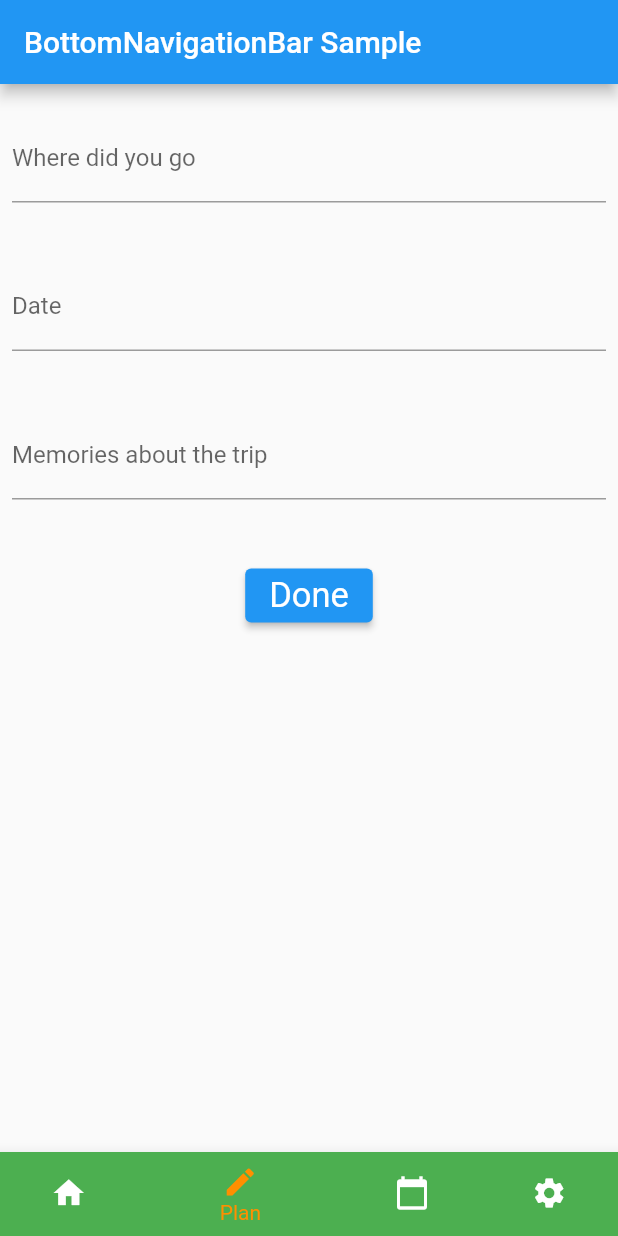
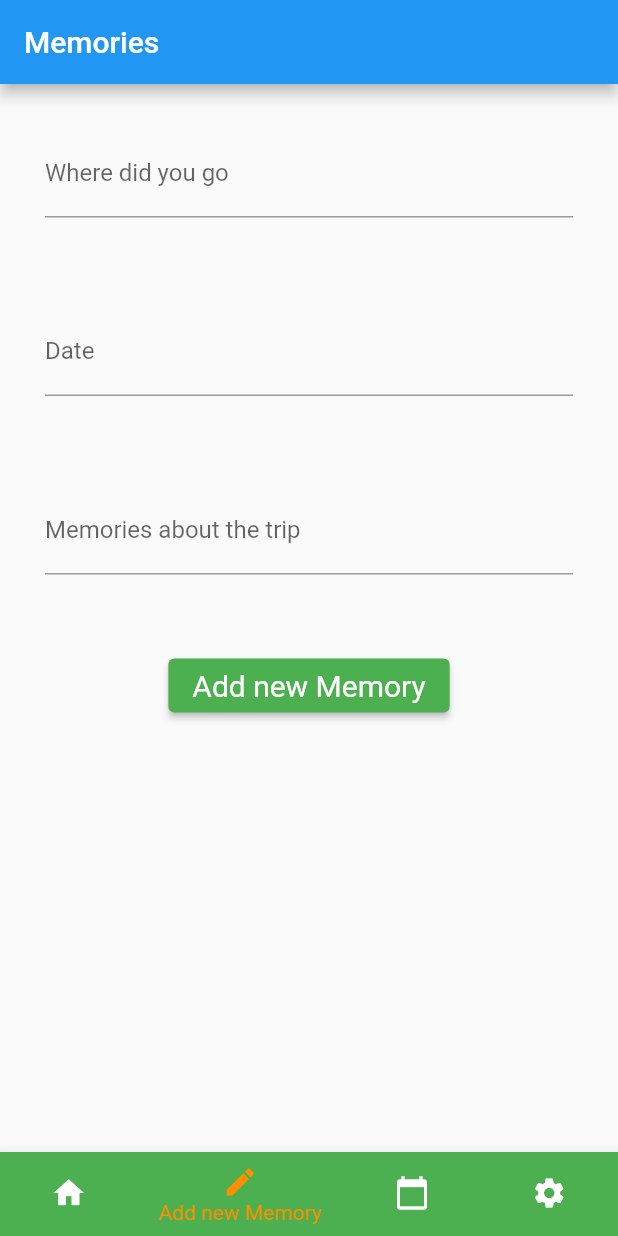
Before and after one commit to LulakshiHettiarachchi/MemoSnap---Flutter, a Flutter app: the screen it shows once a user with an empty profile is signed in, item 2 of the bottom bar chosen, on a phone screen of 412 x 824 dp. Run offline on Flutter 3.47's test engine with Material 2 defaults, Android fonts, the phone set to English and light mode, and no system bars; our stand-ins replace cloud_firestore, firebase_auth, firebase_core, google_sign_in, shared_preferences; missing offline and left inert: dart:html, dart:js; accounts and stored records are empty; network calls fail.

Commit message:
insert,read,delete done

```diff
--- a/my_app/lib/home.dart
+++ b/my_app/lib/home.dart
@@ -211,12 +211,14 @@ import 'myHome.dart';
 import 'newMemory.dart';
 import 'package:firebase_auth/firebase_auth.dart';
 import 'log_out.dart';
+import 'my_memory.dart';
+//import 'globals.dart';
 //void main() => runApp(const MyApp());
 
 class MyApp extends StatelessWidget {
   const MyApp({super.key});
 
-  static const String _title = 'Tour2Do';
+  static const String _title = 'Memories';
 
   @override
   Widget build(BuildContext context) {
@@ -239,12 +241,9 @@ class _MyStatefulWidgetState extends State<MyStatefulWidget> {
   static const TextStyle optionStyle =
       TextStyle(fontSize: 30, fontWeight: FontWeight.bold);
   static final List<Widget> _widgetOptions = <Widget>[
-    MyHome(), //trips sharing contents
+    MyMem(), //trips sharing contents
     NewMemory(),
-    Text(
-      'Index 2: My Trip',
-      style: optionStyle,
-    ),
+    MyMemOnly(),
     MyLogOut()
   ];
 
@@ -258,7 +257,7 @@ class _MyStatefulWidgetState extends State<MyStatefulWidget> {
   Widget build(BuildContext context) {
     return Scaffold(
       appBar: AppBar(
-        title: const Text('BottomNavigationBar Sample'),
+        title: const Text('Memories'),
       ),
       body: Center(
         child: _widgetOptions.elementAt(_selectedIndex),
@@ -267,18 +266,18 @@ class _MyStatefulWidgetState extends State<MyStatefulWidget> {
         items: const <BottomNavigationBarItem>[
           BottomNavigationBarItem(
             icon: Icon(Icons.home),
-            label: 'My memories',
-            backgroundColor: Colors.red,
+            label: 'Memories',
+            backgroundColor: Color.fromARGB(255, 245, 22, 211),
           ),
           BottomNavigationBarItem(
             icon: Icon(Icons.create),
-            label: 'Plan',
+            label: 'Add new Memory',
             backgroundColor: Colors.green,
           ),
           BottomNavigationBarItem(
             icon: Icon(Icons.calendar_today),
-            label: 'My Trip',
-            backgroundColor: Colors.purple,
+            label: 'My Memories',
+            backgroundColor: Color.fromARGB(255, 208, 236, 83),
           ),
           BottomNavigationBarItem(
             icon: Icon(Icons.settings),
--- a/my_app/lib/newMemory.dart
+++ b/my_app/lib/newMemory.dart
@@ -1,25 +1,11 @@
 import 'package:cloud_firestore/cloud_firestore.dart';
 import 'package:flutter/material.dart';
+import 'package:my_app/main.dart';
+//import 'package:my_app/globals.dart';
 import 'package:shared_preferences/shared_preferences.dart';
+import 'myHome.dart';
+import './auth.dart';
 
-import './auth.dart';
-/*class NewMemory extends StatelessWidget {
-  const NewMemory({super.key});
-
-  @override
-  Widget build(BuildContext context) {
-    const appTitle = 'Form Styling Demo';
-    return MaterialApp(
-      // title: appTitle,
-      home: Scaffold(
-        // appBar: AppBar(
-        //  title: const Text(appTitle),
-        //),
-        body: MyCustomForm(),
-      ),
-    );
-  }
-}*/
 
 class NewMemory extends StatefulWidget {
   const NewMemory({Key? key}) : super(key: key);
@@ -64,7 +50,7 @@ class _MyCustomForm extends State<NewMemory> {
       crossAxisAlignment: CrossAxisAlignment.start,
       children: <Widget>[
         Padding(
-          padding: const EdgeInsets.symmetric(horizontal: 8, vertical: 20),
+          padding: const EdgeInsets.all(30),
           child: TextFormField(
             controller: _place,
             onChanged: (value) {
@@ -77,7 +63,7 @@ class _MyCustomForm extends State<NewMemory> {
           ),
         ),
         Padding(
-          padding: const EdgeInsets.symmetric(horizontal: 8, vertical: 20),
+          padding: const EdgeInsets.all(30),
           child: TextFormField(
             controller: _date,
             onChanged: (value) {
@@ -90,7 +76,7 @@ class _MyCustomForm extends State<NewMemory> {
           ),
         ),
         Padding(
-          padding: const EdgeInsets.symmetric(horizontal: 8, vertical: 20),
+          padding: const EdgeInsets.all(30),
           child: TextFormField(
             controller: _content,
             onChanged: (value) {
@@ -107,16 +93,20 @@ class _MyCustomForm extends State<NewMemory> {
             child: Center(
               child: ElevatedButton(
                   onPressed: add_memory,
-                  style: ButtonStyle(
-                      textStyle: MaterialStateProperty.all(
-                    const TextStyle(fontSize: 23),
-                  )),
-                  child: Text("Done")),
+                  style: ElevatedButton.styleFrom(
+                    primary: Colors.green,
+                    textStyle: const TextStyle(
+                        color: Colors.white,
+                        fontSize: 20,
+                        fontStyle: FontStyle.normal),
+                  ),
+                  child: Text("Add new Memory")),
             )),
       ],
     );
   }
 
+//insert new data to database
   add_memory() async {
     //final user_email = getEmail().toString();
     print(_place.text);
@@ -129,5 +119,11 @@ class _MyCustomForm extends State<NewMemory> {
       'Content': _content.text,
       'Email': _email.text
     });
+
+    //navigate to home page (all memories)
+    Navigator.push(
+              context,
+              MaterialPageRoute(builder: (context) =>  MyApp()),
+            );
   }
 }
```
Also changed, not shown: my_app/lib/globals.dart (+98 -1 lines), my_app/lib/myHome.dart (+85 -58 lines), my_app/lib/my_memory.dart (added, +230 -0 lines).
